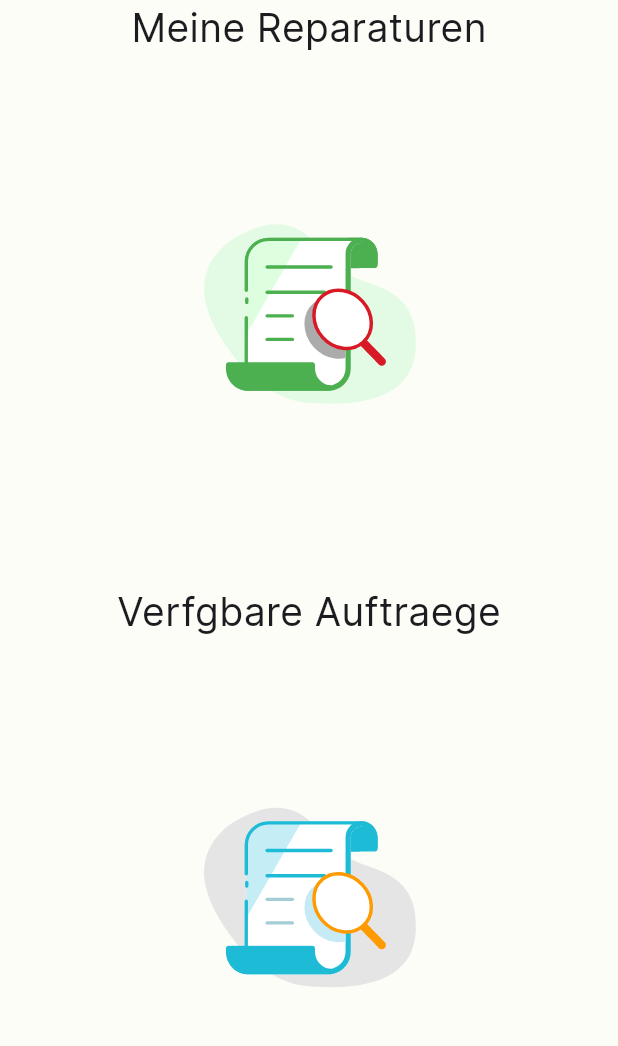
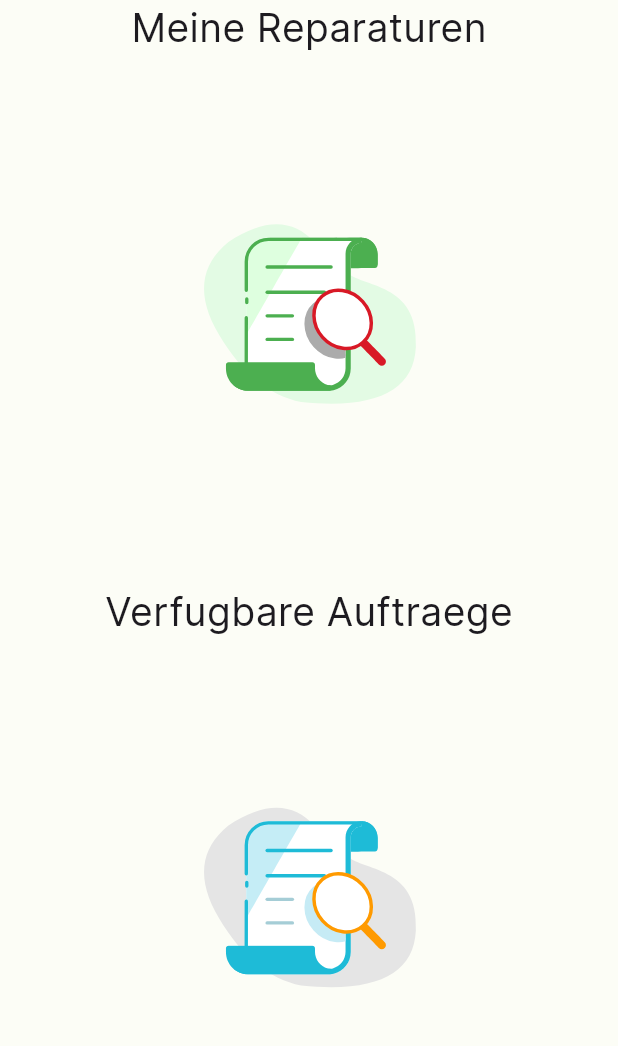
Before and after one commit to BryanAustinS/HCI_Flutter_Project_Chiu_Suharta, a Flutter app: the AuftrageAnsehen screen opened directly, on a phone screen of 412 x 824 dp, the part 84-1130 px from its top. Run offline on Flutter 3.47's test engine with Material 3 defaults, Android fonts, the phone set to English and light mode, and no system bars; our stand-ins replace cloud_firestore, firebase_auth, firebase_core, flutter_localization, flutter_spinkit, fluttertoast and 3 more; missing offline and left inert: another_stepper; accounts and stored records are empty.

```diff
--- a/hci_hda_chiu_suharta/lib/localization/locales.dart
+++ b/hci_hda_chiu_suharta/lib/localization/locales.dart
@@ -81,6 +81,7 @@ mixin LocaleData {
   static const String details = "details";
   static const String addSpareParts = "addSparePart";
   static const String save = "Save";
+  static const String finishDetails = "Confirm Details";
 
   //Betreiber Einnahme verfolgen
   static const String einnahme = "Einnahme";
@@ -160,6 +161,7 @@ mixin LocaleData {
     details: "Details",
     addSpareParts: "Add Spare Part",
     save: "Save",
+    finishDetails: "Are you sure you want to finish this booking?",
 
     //Betreiber Einnahme verfolgen
     einnahme: "Income",
@@ -233,7 +235,7 @@ mixin LocaleData {
 
     //Auftraege ansehen
     meineReparaturen: "Meine Reparaturen",
-    verfugbareBooking: "Verfgbare Auftraege",
+    verfugbareBooking: "Verfugbare Auftraege",
     wahlen: "Wählen",
     showDetails: "Details ansehen",
     chooseBooking: "Auftraege wählen",
@@ -241,6 +243,7 @@ mixin LocaleData {
     details: "Details",
     addSpareParts: "Ersatzteile hinzufuegen",
     save: "Speichern",
+    finishDetails: "Möchten Sie diesen Auftrag wirklich beenden?",
 
     //Betreiber Einnahme verfolgen
     einnahme: "Einnahme",
```
Also changed, not shown: hci_hda_chiu_suharta/lib/page/features/techniker_auftrage_ansehen.dart (+30 -12 lines).
